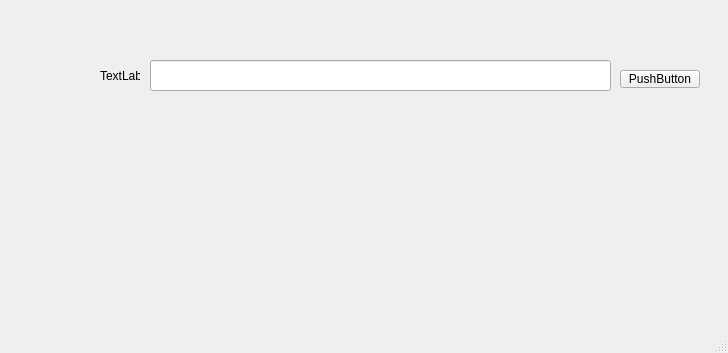
First picture: the form in mainwindow.ui, repository ErisYuan/hahaProject, before the edit.
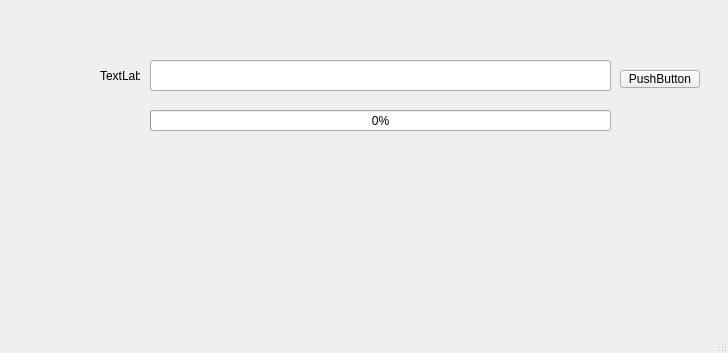
Second picture: the form after the edit.

What changed in the file:
```diff
--- a/mainwindow.ui
+++ b/mainwindow.ui
@@ -50,6 +50,28 @@
      <string>PushButton</string>
     </property>
    </widget>
+   <widget class="QProgressBar" name="progressBar">
+    <property name="geometry">
+     <rect>
+      <x>150</x>
+      <y>110</y>
+      <width>461</width>
+      <height>21</height>
+     </rect>
+    </property>
+    <property name="value">
+     <number>0</number>
+    </property>
+    <property name="textVisible">
+     <bool>true</bool>
+    </property>
+    <property name="invertedAppearance">
+     <bool>false</bool>
+    </property>
+    <property name="textDirection">
+     <enum>QProgressBar::TopToBottom</enum>
+    </property>
+   </widget>
   </widget>
   <widget class="QMenuBar" name="menubar">
    <property name="geometry">
```
